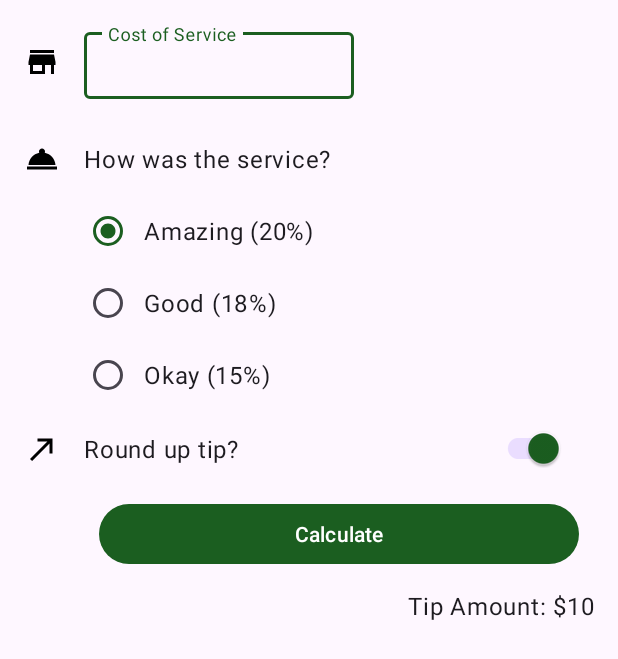
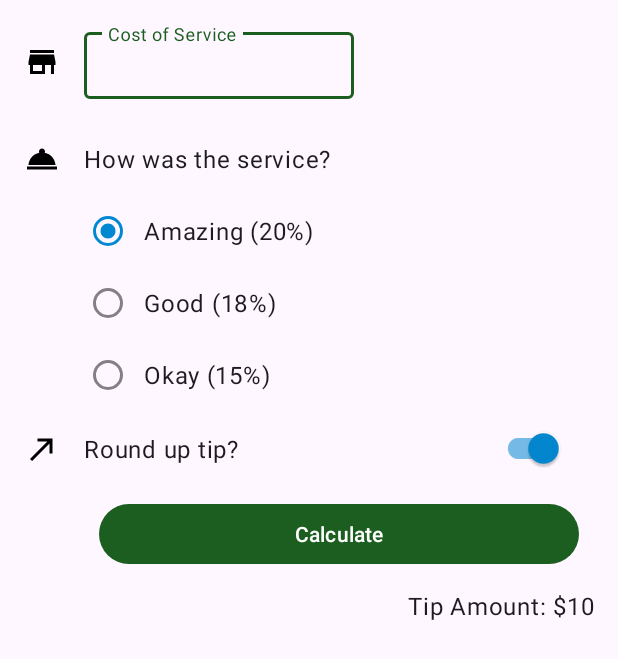
Before and after one commit to Olorinmith/Tip_calculator, an Android app: the layout activity_main.xml on its own in the app's theme, with its tools: preview values and no code run, on a phone screen of 412 x 824 dp. Shown: the top 659 px of the screen. Run offline under Robolectric (Android 15) with nearby library versions, the phone set to English and light mode, and no system bars.

Commit message:
updated themes.xml to handle styles for every switch, radioButton and textEdit

```diff
--- a/app/src/main/res/layout/activity_main.xml
+++ b/app/src/main/res/layout/activity_main.xml
@@ -67,21 +67,18 @@
 
         <RadioButton
             android:id="@+id/option_twenty_percent"
-            style="@style/Widget.TipCalculator.CompoundButton.RadioButton"
             android:layout_width="wrap_content"
             android:layout_height="wrap_content"
             android:text="@string/amazing_service" />
 
         <RadioButton
             android:id="@+id/option_eighteen_percent"
-            style="@style/Widget.TipCalculator.CompoundButton.RadioButton"
             android:layout_width="wrap_content"
             android:layout_height="wrap_content"
             android:text="@string/good_service" />
 
         <RadioButton
             android:id="@+id/option_fifteen_percent"
-            style="@style/Widget.TipCalculator.CompoundButton.RadioButton"
             android:layout_width="wrap_content"
             android:layout_height="wrap_content"
             android:text="@string/ok_service" />
@@ -99,7 +96,6 @@
 
     <com.google.android.material.switchmaterial.SwitchMaterial
         android:id="@+id/round_up_switch"
-        style="@style/Widget.TipCalculator.CompoundButton.Switch"
         android:layout_width="320dp"
         android:layout_height="50dp"
         android:checked="true"
--- a/app/src/main/res/values-night/themes.xml
+++ b/app/src/main/res/values-night/themes.xml
@@ -12,5 +12,8 @@
         <!-- Status bar color. -->
         <item name="android:statusBarColor" tools:targetApi="l">?attr/colorPrimaryVariant</item>
         <!-- Customize your theme here. -->
+        <item name="textInputStyle">@style/Widget.MaterialComponents.TextInputLayout.OutlinedBox</item>
+        <item name="radioButtonStyle">@style/Widget.TipCalculator.CompoundButton.RadioButton</item>
+        <item name="switchStyle">@style/Widget.TipCalculator.CompoundButton.Switch</item>
     </style>
 </resources>
--- a/app/src/main/res/values/themes.xml
+++ b/app/src/main/res/values/themes.xml
@@ -12,6 +12,9 @@
         <!-- Status bar color. -->
         <item name="android:statusBarColor" tools:targetApi="l">?attr/colorPrimaryVariant</item>
         <!-- Customize your theme here. -->
+        <item name="textInputStyle">@style/Widget.MaterialComponents.TextInputLayout.OutlinedBox</item>
+        <item name="radioButtonStyle">@style/Widget.TipCalculator.CompoundButton.RadioButton</item>
+        <item name="switchStyle">@style/Widget.TipCalculator.CompoundButton.Switch</item>
     </style>
 
     <style name="Theme.TipCalculator" parent="Base.Theme.TipCalculator" />
```
